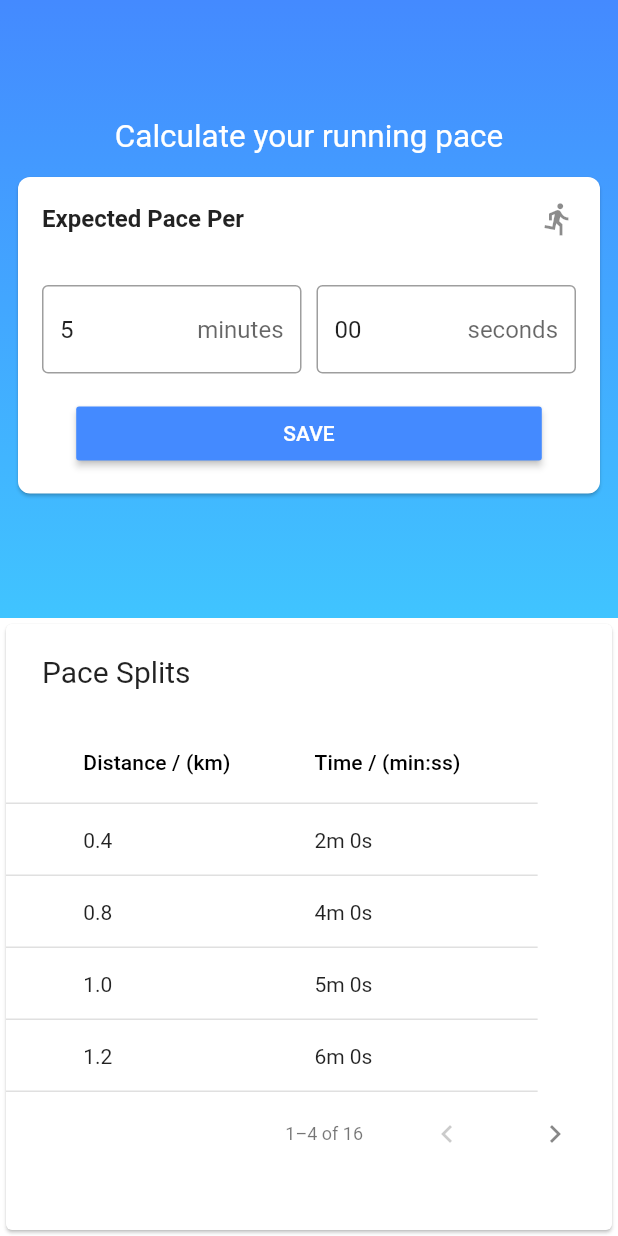
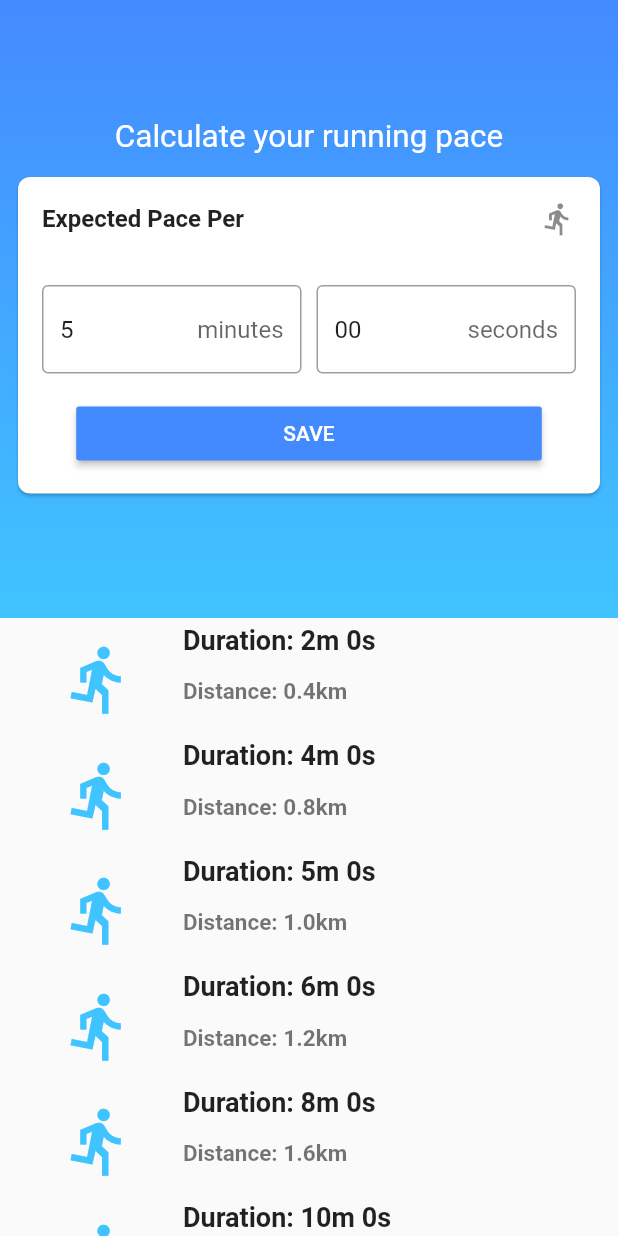
Before and after one commit to weewey/pace_calculator, a Flutter app: the screen it shows after launch, on a phone screen of 412 x 824 dp. Run offline on Flutter 3.47's test engine with Material 2 defaults, Android fonts, the phone set to English and light mode, and no system bars.

Commit message:
Full app

```diff
--- a/lib/src/app/pages/home/home_view.dart
+++ b/lib/src/app/pages/home/home_view.dart
@@ -1,5 +1,6 @@
 import 'package:flutter/material.dart';
 import 'package:pace_calculator/src/app/pages/home/home_view_model.dart';
+import 'package:pace_calculator/src/duration_helpers.dart';
 import 'package:scoped_model/scoped_model.dart';
 
 class MyApp extends StatelessWidget {
@@ -43,16 +44,45 @@ class _MyHomePageState extends State<MyHomePage> {
                     mainAxisAlignment: MainAxisAlignment.spaceEvenly,
                     children: <Widget>[
                       _buildUpperContainer(context, model, _formKey),
-                  _buildPaceDashboard(context, model)
+                      Column(
+                        crossAxisAlignment: CrossAxisAlignment.end,
+                        children: <Widget>[
+                          Container(
+                            height: MediaQuery.of(context).size.height / 2,
+                            child: ListView.builder(
+                              shrinkWrap: true,
+                                itemCount: model.runs.length,
+                                itemBuilder: (BuildContext context, int index){
+                              return ListTile(
+                                leading: Padding(
+                                  padding: const EdgeInsets.only(left: 25.0),
+                                  child: Icon(Icons.directions_run, size: 50, color: Colors.lightBlueAccent),
+                                ),
+                                title: Padding(
+                                  padding: const EdgeInsets.only(left: 15.0),
+                                  child: Text("Duration: ${DurationHelpers.getReadableString(model.runs[index].duration)}", style: TextStyle(fontSize: 18, fontWeight: FontWeight.bold),),
+                                ),
+                                subtitle: Padding(
+                                  padding: const EdgeInsets.all(15.0),
+                                  child: Text("Distance: ${model.runs[index].distance}km", style: TextStyle(fontSize: 15, fontWeight: FontWeight.bold) ,),
+                                ),
+                              );
+                            }),
+                          ),
                         ],
-              );
-            })));
+                      )
+                    ]);
+              },
+            )));
   }
 
-  Container _buildUpperContainer(
-      BuildContext context, HomeViewModel model, GlobalKey<FormState> formKey) {
+  Container _buildUpperContainer(BuildContext context, HomeViewModel model,
+      GlobalKey<FormState> formKey) {
     return Container(
-        height: MediaQuery.of(context).size.height / 2,
+        height: MediaQuery
+            .of(context)
+            .size
+            .height / 2,
         decoration: BoxDecoration(
             gradient: LinearGradient(
                 colors: [Colors.blueAccent, Colors.lightBlueAccent],
@@ -147,21 +177,4 @@ class _MyHomePageState extends State<MyHomePage> {
         ));
   }
 
-  Container _buildPaceDashboard(BuildContext context, HomeViewModel model) {
-    return Container(
-        color: Colors.white,
-        alignment: Alignment.center,
-        height: MediaQuery.of(context).size.height / 2,
-        width: MediaQuery.of(context).size.width,
-        child: PaginatedDataTable(
-          horizontalMargin: MediaQuery.of(context).size.width / 8,
-          rowsPerPage: 4,
-          header: Text("Pace Splits"),
-          columns: <DataColumn>[
-            DataColumn(label: Text("Distance / (km)")),
-            DataColumn(label: Text("Time / (min:ss)"))
-          ],
-          source: model.paceSplitsDataSource,
-        ));
 }
-}
--- a/lib/src/app/pages/home/home_view_model.dart
+++ b/lib/src/app/pages/home/home_view_model.dart
@@ -1,5 +1,6 @@
-import 'package:pace_calculator/src/app/pages/home/pace_splits_data_source.dart';
+import 'package:pace_calculator/src/domain/entities/constants.dart';
 import 'package:pace_calculator/src/domain/entities/pace.dart';
+import 'package:pace_calculator/src/domain/entities/run.dart';
 import 'package:scoped_model/scoped_model.dart';
 
 class HomeViewModel extends Model {
@@ -7,10 +8,12 @@ class HomeViewModel extends Model {
   String _seconds;
   PaceUnit paceUnit = PaceUnit.minPerKm;
   Pace _pace;
-  PaceSplitsDataSource paceSplitsDataSource;
+  List<Run> runs;
 
   HomeViewModel(){
-    paceSplitsDataSource = PaceSplitsDataSource(Pace(Duration(minutes: 5, seconds: 0), PaceUnit.minPerKm));
+    runs = SupportedDistancesInMetres.map((distance) {
+      return Run(distance / 1000,  Unit.km, Pace(Duration(minutes: 5, seconds: 0), PaceUnit.minPerKm));
+    }).toList();
   }
 
   void setMinutes(String minutes) {
@@ -25,7 +28,7 @@ class HomeViewModel extends Model {
     _pace = Pace(
         Duration(minutes: int.parse(_minutes), seconds: int.parse(_seconds)),
         paceUnit);
-    paceSplitsDataSource = PaceSplitsDataSource(_pace);
+    runs = SupportedDistancesInMetres.map((distance) => Run(distance / 1000,  Unit.km, _pace)).toList();
     notifyListeners();
     return _pace;
   }
--- a/lib/src/app/pages/home/pace_splits_data_source.dart
+++ /dev/null
@@ -1,40 +0,0 @@
-import 'package:flutter/material.dart';
-import 'package:pace_calculator/src/domain/entities/constants.dart';
-import 'package:pace_calculator/src/domain/entities/pace.dart';
-import 'package:pace_calculator/src/domain/entities/run.dart';
-import 'package:pace_calculator/src/duration_helpers.dart';
-
-class PaceSplitsDataSource extends DataTableSource {
-  Pace pace;
-  List<Run> runs;
-
-  PaceSplitsDataSource(Pace pace){
-    this.pace = pace;
-    _initRuns(pace);
-  }
-
-  _initRuns(Pace pace) {
-    this.runs = SupportedDistancesInMetres.map( (supportedDistance) => Run(supportedDistance.toDouble() / oneKmInMetres, Unit.km, pace)).toList();
-  }
-
-  @override
-  DataRow getRow(int index) {
-    return DataRow.byIndex(
-      index: index,
-      cells: [
-        DataCell(Text(this.runs[index].distance.toString())),
-        DataCell(Text(DurationHelpers.getReadableString(this.runs[index].duration))),
-      ],
-    );;
-  }
-
-  @override
-  bool get isRowCountApproximate => false;
-
-  @override
-  int get rowCount => runs.length;
-
-  @override
-  int get selectedRowCount => 0;
-
-}
--- a/pubspec.yaml
+++ b/pubspec.yaml
@@ -23,7 +23,6 @@ dependencies:
   # The following adds the Cupertino Icons font to your application.
   # Use with the CupertinoIcons class for iOS style icons.
   cupertino_icons: ^0.1.2
-  rxdart: ^0.22.3
   scoped_model: ^1.0.1
 
 dev_dependencies:
```
Also changed, not shown: pubspec.lock, 1 other file. Lines whose indentation alone changed are shown as unchanged.
